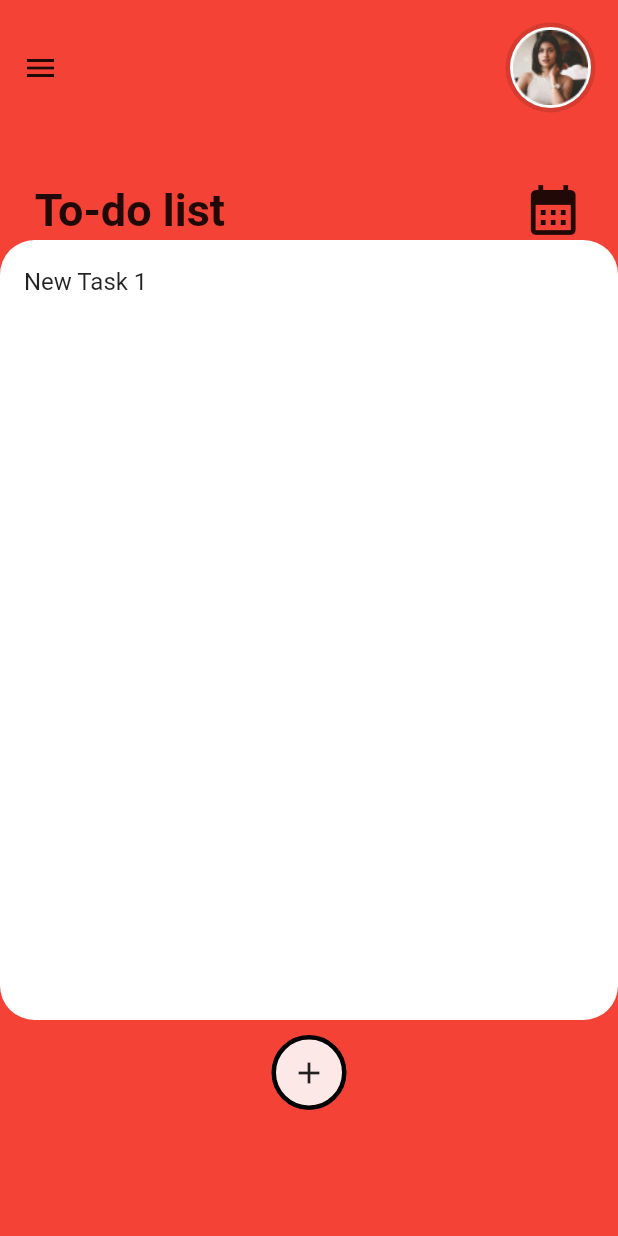
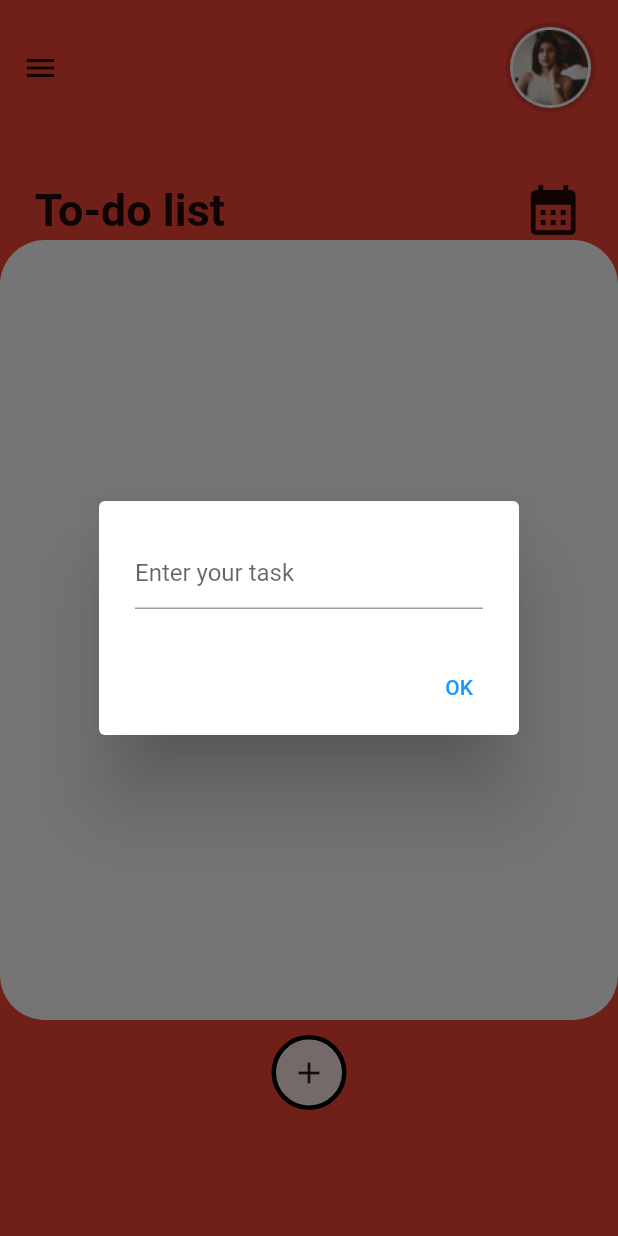
Before and after one commit to Rohankhan5990/Todo-List-app, a Flutter app: the FiA3RohanHome screen opened directly, after a tap on the "add" icon, on a phone screen of 412 x 824 dp. Run offline on Flutter 3.47's test engine with Material 2 defaults, Android fonts, the light colour scheme and no system bars; our stand-ins replace firebase_core; missing offline and left inert: dart:html; accounts and stored records are empty.

Commit message:
Home and splash screeen modify

```diff
--- a/lib/screens/fi_a3_rohan_home.dart
+++ b/lib/screens/fi_a3_rohan_home.dart
@@ -1,8 +1,13 @@
+import 'dart:developer';
+
+import 'package:fi_a3_rohan/design/fi_a3_rohan_alert.dart';
 import 'package:fi_a3_rohan/utlis/fi_a3_rohan_constants.dart';
 import 'package:fi_a3_rohan/utlis/fi_a3_rohan_images.dart';
 import 'package:flutter/material.dart';
 
+import '../design/fi_a3_rohan_alert.dart';
 import '../design/fi_a3_rohan_avator.dart';
+import '../services/write.dart';
 
 class FiA3RohanHome extends StatefulWidget {
   const FiA3RohanHome({super.key});
@@ -18,7 +23,7 @@ class _FiA3RohanHomeState extends State<FiA3RohanHome> {
   // Function to add a new item to the todoList
   void addItemToList() {
     setState(() {
-      todoList.add('New Task ${todoList.length + 1}');
+      todoList.add(showListView ? 'New Task ${todoList.length + 1}' : " ");
     });
   }
 
@@ -64,13 +69,17 @@ class _FiA3RohanHomeState extends State<FiA3RohanHome> {
                   : 0, // Show/hide the ListView container based on the flag
               decoration: const BoxDecoration(
                 color: Colors.white,
-                borderRadius: BorderRadius.all(Radius.circular(23)),
+                borderRadius: BorderRadius.all(
+                  Radius.circular(30),
+                ),
               ),
               child: ListView.builder(
                 itemCount: todoList.length,
                 itemBuilder: (context, index) {
                   return ListTile(
-                    title: Text(todoList[index]),
+                    title: Text(
+                      todoList[index],
+                    ),
                   );
                 },
               ),
@@ -78,24 +87,30 @@ class _FiA3RohanHomeState extends State<FiA3RohanHome> {
             FiA3RohanSizedBox.height10,
             InkWell(
               onTap: () {
-                addItemToList(); // Add an item to the list when the button is pressed
+                showDialog(
+                  context: context,
+                  builder: (context) => const FiA3RohanAlert(),
+                );
+                // Add an item to the list when the button is pressed
                 if (!showListView) {
-                  setState(() {
-                    showListView =
-                        true; // Show the ListView container when the button is pressed for the first time
-                  });
+                  setState(
+                    () {
+                      showListView = true;
+                    },
+                  );
                 }
               },
               child: Container(
                 width: 50,
                 height: 50,
                 decoration: BoxDecoration(
-                    color: const Color.fromARGB(255, 253, 232, 232),
-                    borderRadius: BorderRadius.circular(40),
-                    border: Border.all(color: Colors.black, width: 3)),
+                  color: const Color.fromARGB(255, 253, 232, 232),
+                  borderRadius: BorderRadius.circular(40),
+                  border: Border.all(color: Colors.black, width: 3),
+                ),
                 child: const Icon(Icons.add),
               ),
-            )
+            ),
           ],
         ),
       ),
--- a/lib/screens/fi_a3_rohan_splash.dart
+++ b/lib/screens/fi_a3_rohan_splash.dart
@@ -27,7 +27,7 @@ class _FiA3RohanSplasherState extends State<FiA3RohanSplasher> {
   @override
   Widget build(BuildContext context) {
     return const Scaffold(
-      backgroundColor: Colors.white30,
+      backgroundColor: Colors.white,
       body: Center(
         child: Column(
           mainAxisAlignment: MainAxisAlignment.center,
@@ -45,7 +45,7 @@ class _FiA3RohanSplasherState extends State<FiA3RohanSplasher> {
                     fontSize: 40,
                     letterSpacing: 4,
                     fontFamily: 'Rubik Medium',
-                    color: Colors.white),
+                    color: Colors.white54),
                 children: <InlineSpan>[
                   TextSpan(
                       text: '   Time',
```
